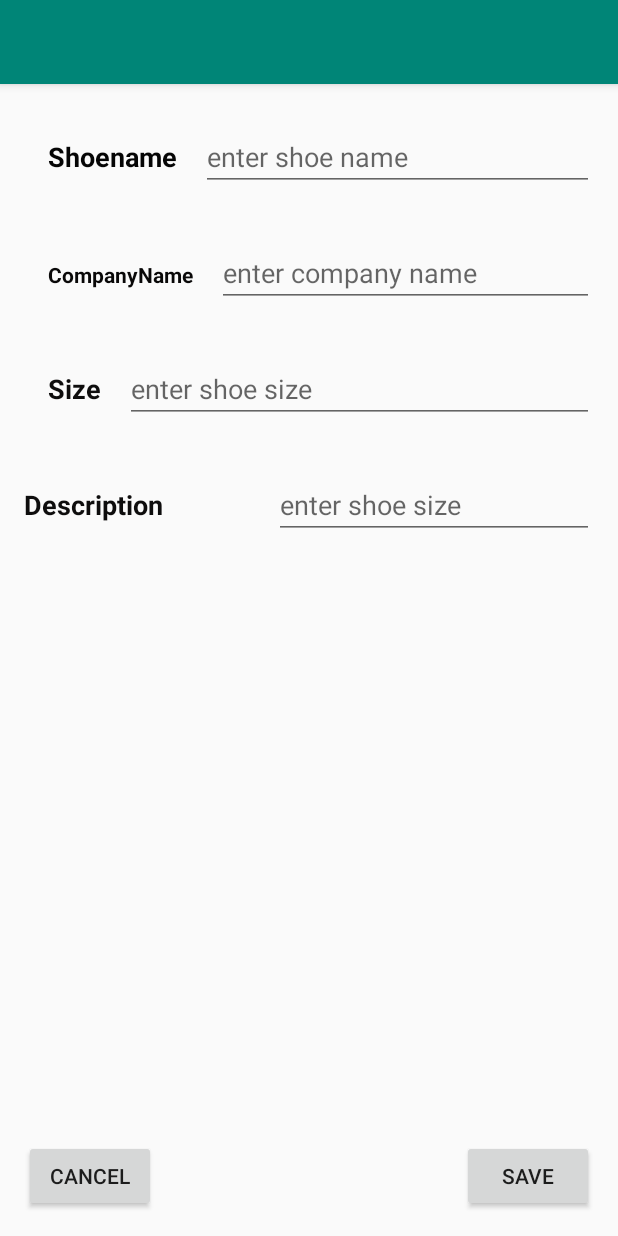
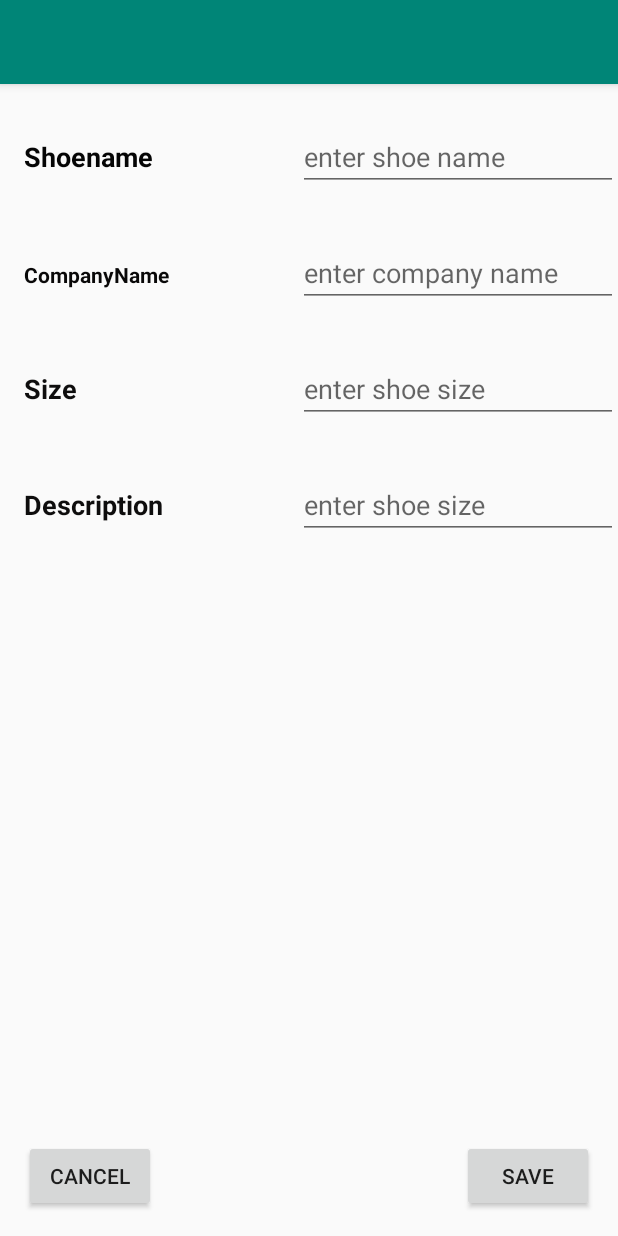
Before and after one commit to shrayash12/ShoeStoreInventoryApp, an Android app: the ShoeDetails screen opened through its navigation route, on a phone screen of 412 x 824 dp. Run offline under Robolectric (Android 15) with nearby library versions, the light colour scheme and no system bars; our stand-ins replace Timber, data binding.

Commit message:
barrier added

```diff
--- a/app/src/main/res/layout/shoedetailsfragment.xml
+++ b/app/src/main/res/layout/shoedetailsfragment.xml
@@ -1,5 +1,6 @@
 <?xml version="1.0" encoding="utf-8"?>
-<layout xmlns:android="http://schemas.android.com/apk/res/android"
+<layout xmlns:tools="http://schemas.android.com/tools"
+    xmlns:android="http://schemas.android.com/apk/res/android"
     xmlns:app="http://schemas.android.com/apk/res-auto">
     <data>
         <variable
@@ -11,11 +12,12 @@
         android:layout_width="match_parent"
         android:layout_height="match_parent"
         android:layout_marginTop="50dp">
+
         <TextView
             android:id="@+id/tvTitleShoeName"
             android:layout_width="wrap_content"
             android:layout_height="wrap_content"
-            android:layout_marginStart="32dp"
+            android:layout_marginStart="16dp"
             android:text="Shoename"
             android:textColor="#050505"
             android:textSize="18sp"
@@ -25,17 +27,14 @@
 
         <EditText
             android:id="@+id/etShoeName"
-            android:layout_width="0dp"
+            android:layout_width="wrap_content"
             android:layout_height="wrap_content"
-            android:layout_marginStart="16dp"
             android:layout_marginTop="32dp"
-            android:layout_marginEnd="16dp"
             android:ems="10"
+            android:hint="enter shoe name"
             android:inputType="textPersonName"
-            android:hint="enter shoe name"
             app:layout_constraintBottom_toTopOf="@+id/etCompanyName"
             app:layout_constraintEnd_toEndOf="parent"
-            app:layout_constraintStart_toEndOf="@+id/tvTitleShoeName"
             app:layout_constraintTop_toTopOf="parent"
             app:layout_constraintVertical_chainStyle="spread_inside" />
 
@@ -43,7 +42,7 @@
             android:id="@+id/tvTitleCompanyName"
             android:layout_width="wrap_content"
             android:layout_height="wrap_content"
-            android:layout_marginStart="32dp"
+            android:layout_marginStart="16dp"
             android:text="CompanyName"
             android:textColor="#090808"
             android:textStyle="normal|bold"
@@ -52,52 +51,47 @@
 
         <EditText
             android:id="@+id/etCompanyName"
-            android:layout_width="0dp"
+            android:layout_width="wrap_content"
             android:layout_height="wrap_content"
-            android:layout_marginStart="16dp"
             android:layout_marginTop="32dp"
-            android:layout_marginEnd="16dp"
             android:ems="10"
             android:hint="enter company name"
             android:inputType="textPersonName"
             app:layout_constraintBottom_toTopOf="@+id/etShoeSize"
             app:layout_constraintEnd_toEndOf="parent"
-            app:layout_constraintStart_toEndOf="@+id/tvTitleCompanyName"
             app:layout_constraintTop_toBottomOf="@+id/etShoeName" />
 
         <TextView
             android:id="@+id/tvTitleShoeSize"
             android:layout_width="wrap_content"
             android:layout_height="wrap_content"
-            android:layout_marginStart="32dp"
+            android:layout_marginStart="16dp"
             android:text="Size"
             android:textColor="#0E0D0D"
             android:textSize="18sp"
             android:textStyle="normal|bold"
+
             app:layout_constraintBaseline_toBaselineOf="@+id/etShoeSize"
-
             app:layout_constraintStart_toStartOf="parent" />
 
         <EditText
             android:id="@+id/etShoeSize"
-            android:layout_width="0dp"
+            android:layout_width="wrap_content"
             android:layout_height="wrap_content"
-            android:layout_marginStart="16dp"
             android:layout_marginTop="32dp"
-            android:layout_marginEnd="16dp"
             android:ems="10"
             android:hint="enter shoe size"
             android:inputType="textPersonName"
             app:layout_constraintBottom_toTopOf="@+id/etDescription"
             app:layout_constraintEnd_toEndOf="parent"
-            app:layout_constraintStart_toEndOf="@+id/tvTitleShoeSize"
+            app:layout_constraintStart_toStartOf="@+id/etShoeName"
             app:layout_constraintTop_toBottomOf="@+id/etCompanyName" />
 
         <TextView
             android:id="@+id/tvTitleShoeDescription"
             android:layout_width="wrap_content"
             android:layout_height="wrap_content"
-            android:layout_marginLeft="16dp"
+            android:layout_marginStart="16dp"
             android:text="Description"
             android:textColor="#0E0D0D"
             android:textSize="18sp"
@@ -107,16 +101,14 @@
 
         <EditText
             android:id="@+id/etDescription"
-            android:layout_width="0dp"
+            android:layout_width="wrap_content"
             android:layout_height="wrap_content"
-            android:layout_marginStart="16dp"
             android:layout_marginTop="32dp"
-            android:layout_marginEnd="16dp"
             android:ems="10"
             android:hint="enter shoe size"
             android:inputType="textPersonName"
             app:layout_constraintEnd_toEndOf="parent"
-            app:layout_constraintStart_toEndOf="@+id/tvDescriptionTitle"
+            app:layout_constraintStart_toStartOf="@+id/etShoeName"
             app:layout_constraintTop_toBottomOf="@+id/etShoeSize" />
 
         <Button
@@ -139,6 +131,22 @@
             app:layout_constraintBottom_toBottomOf="parent"
             app:layout_constraintEnd_toEndOf="parent" />
 
+        <androidx.constraintlayout.widget.Barrier
+            android:id="@+id/barrier8"
+            android:layout_width="wrap_content"
+            android:layout_height="wrap_content"
+            app:barrierDirection="left"
+            app:constraint_referenced_ids="tvTitleShoeName,tvTitleCompanyName,tvTitleShoeSize,tvTitleShoeDescription"
+            tools:layout_editor_absoluteX="411dp" />
+
+        <androidx.constraintlayout.widget.Barrier
+            android:id="@+id/barrier9"
+            android:layout_width="wrap_content"
+            android:layout_height="wrap_content"
+            app:barrierDirection="left"
+            app:constraint_referenced_ids="etShoeSize,etDescription,etShoeName,etCompanyName"
+            tools:layout_editor_absoluteX="66dp" />
+
 
     </androidx.constraintlayout.widget.ConstraintLayout>
 </layout>
```
